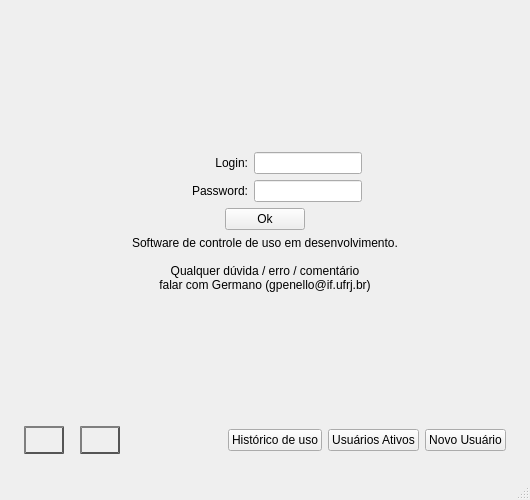
Qt form GUI/telaControle.ui (gpenello/ControleDeUso) before a commit.
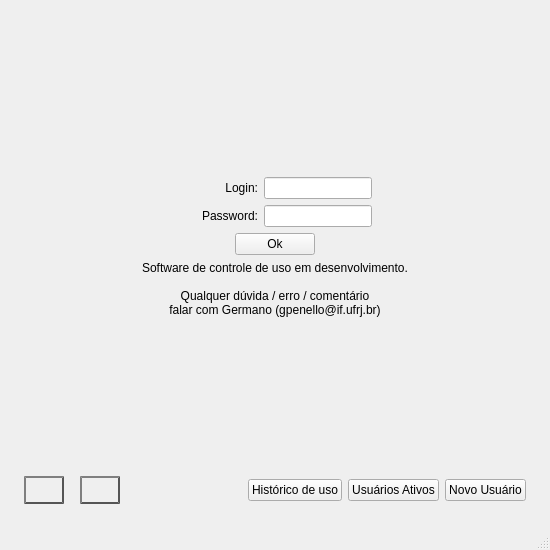
The same form after that commit. Icons and pictures are not drawn.

The edit to the form file:
```diff
--- a/GUI/telaControle.ui
+++ b/GUI/telaControle.ui
@@ -6,14 +6,14 @@
    <rect>
     <x>0</x>
     <y>0</y>
-    <width>530</width>
-    <height>500</height>
+    <width>550</width>
+    <height>550</height>
    </rect>
   </property>
   <property name="minimumSize">
    <size>
-    <width>530</width>
-    <height>500</height>
+    <width>550</width>
+    <height>550</height>
    </size>
   </property>
   <property name="maximumSize">
```
Left out of the diff: 4 changed lines with no effect on the pictures.
